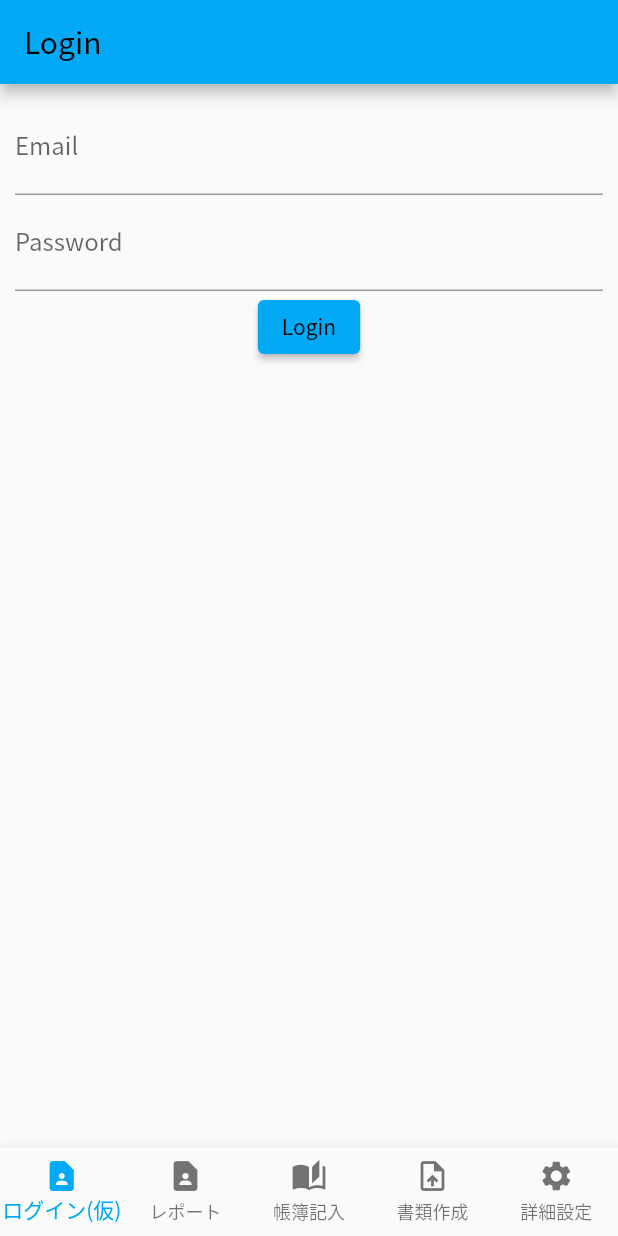
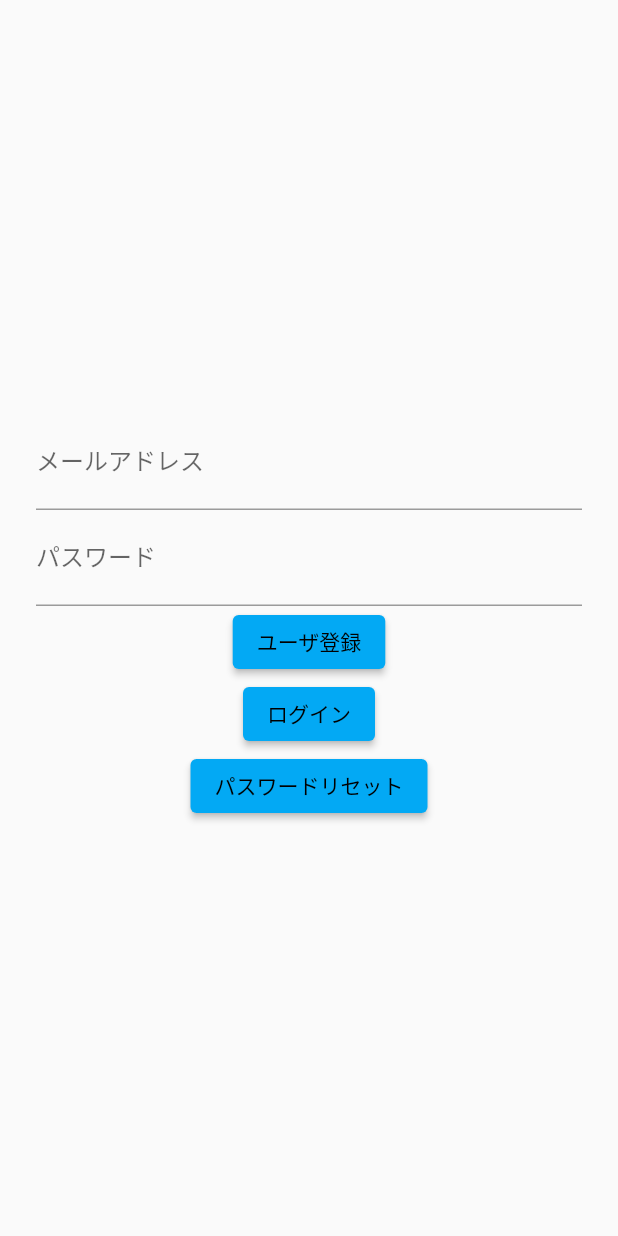
Before and after one commit to U-22-gg/U-22, a Flutter app: the screen it shows after launch, on a phone screen of 412 x 824 dp. Run offline on Flutter 3.47's test engine with Material 2 defaults, Android fonts, the phone set to English and light mode, and no system bars; our stand-ins replace firebase_auth, firebase_core, flutter_riverpod, logger; accounts and stored records are empty.

Commit message:
login commit

```diff
--- /dev/null
+++ b/lib/providers/auth.dart
@@ -0,0 +1,6 @@
+import 'package:flutter_riverpod/flutter_riverpod.dart';
+import 'package:firebase_auth/firebase_auth.dart';
+
+final authStateProvider = StreamProvider<User?>((ref) {
+  return FirebaseAuth.instance.authStateChanges();
+});
--- a/lib/src/app.dart
+++ b/lib/src/app.dart
@@ -1,13 +1,17 @@
+// ignore_for_file: prefer_const_constructors
+
 import 'package:flutter/material.dart';
+import 'package:firebase_auth/firebase_auth.dart';
+import 'screens/login_screen.dart';
 
-import 'screens/login_screen.dart';
 import 'screens/ledger_page.dart';
 import 'screens/report_page.dart';
 import 'screens/make_file.dart';
 import 'screens/advanced_setting.dart';
 
 class MyApp extends StatelessWidget {
-  const MyApp({Key? key}) : super(key: key);
+  final User? user; // Add this
+  const MyApp({Key? key, this.user}) : super(key: key);
 
   @override
   Widget build(BuildContext context) {
@@ -15,7 +19,7 @@ class MyApp extends StatelessWidget {
       title: 'Flutter Demo',
       theme:
           ThemeData(primarySwatch: Colors.lightBlue, fontFamily: 'NotoSansJP'),
-      home: const MyStatefulWidget(),
+      home: user == null ? LoginScreen() : MyStatefulWidget(),
     );
   }
 }
@@ -28,8 +32,7 @@ class MyStatefulWidget extends StatefulWidget {
 }
 
 class _MyStatefulWidgetState extends State<MyStatefulWidget> {
-  static const _screens = [
-    LoginScreen(),
+  static final _screens = [
     ReportPageScreen(),
     LedgerPageScreen(),
     MakeFileScreen(),
@@ -53,8 +56,6 @@ class _MyStatefulWidgetState extends State<MyStatefulWidget> {
           onTap: _onItemTapped,
           items: const <BottomNavigationBarItem>[
             BottomNavigationBarItem(
-                icon: Icon(Icons.contact_page), label: 'ログイン(仮)'),
-            BottomNavigationBarItem(
                 icon: Icon(Icons.contact_page), label: 'レポート'),
             BottomNavigationBarItem(
                 icon: Icon(Icons.auto_stories), label: '帳簿記入'),
--- a/lib/src/screens/login_screen.dart
+++ b/lib/src/screens/login_screen.dart
@@ -1,32 +1,92 @@
 import 'package:flutter/material.dart';
+import 'package:firebase_auth/firebase_auth.dart';
 
-class LoginScreen extends StatelessWidget {
+class LoginScreen extends StatefulWidget {
   const LoginScreen({Key? key}) : super(key: key);
+
+  @override
+  _LoginScreenState createState() => _LoginScreenState();
+}
+
+class _LoginScreenState extends State<LoginScreen> {
+  String _email = '';
+  String _password = '';
 
   @override
   Widget build(BuildContext context) {
     return Scaffold(
-      appBar: AppBar(
-        title: const Text('Login'),
-      ),
-      body: Padding(
-        padding: const EdgeInsets.all(10),
-        child: Column(
-          children: <Widget>[
-            const TextField(
-              decoration: InputDecoration(labelText: 'Email'),
-            ),
-            const TextField(
-              decoration: InputDecoration(labelText: 'Password'),
-              obscureText: true,
-            ),
-            ElevatedButton(
-              child: const Text('Login'),
-              onPressed: () {
-                // Handle login
-              },
-            ),
-          ],
+      body: Center(
+        child: Container(
+          padding: const EdgeInsets.all(24),
+          child: Column(
+            mainAxisAlignment: MainAxisAlignment.center,
+            children: <Widget>[
+              //1行目 メールアドレス入力用テキストフィールド
+              TextField(
+                decoration: const InputDecoration(labelText: 'メールアドレス'),
+                onChanged: (String value) {
+                  setState(() {
+                    _email = value;
+                  });
+                },
+              ),
+              // 2行目 パスワード入力用テキストフィールド
+              TextField(
+                decoration: const InputDecoration(labelText: 'パスワード'),
+                obscureText: true,
+                onChanged: (String value) {
+                  setState(() {
+                    _password = value;
+                  });
+                },
+              ),
+              // 3行目 ユーザ登録ボタン
+              ElevatedButton(
+                child: const Text('ユーザ登録'),
+                onPressed: () async {
+                  try {
+                    final User? user = (await FirebaseAuth.instance
+                            .createUserWithEmailAndPassword(
+                                email: _email, password: _password))
+                        .user;
+                    if (user != null)
+                      print("ユーザー登録しました ${user.email} ,${user.uid}");
+                  } catch (e) {
+                    print(e);
+                  }
+                },
+              ),
+              // 4行目 ログインボタン
+              ElevatedButton(
+                child: const Text('ログイン'),
+                onPressed: () async {
+                  try {
+                    // メール/パスワードでログイン
+                    final User? user = (await FirebaseAuth.instance
+                            .signInWithEmailAndPassword(
+                                email: _email, password: _password))
+                        .user;
+                    if (user != null)
+                      print("ログインしました ${user.email} ,${user.uid}");
+                  } catch (e) {
+                    print(e);
+                  }
+                },
+              ),
+              // 5行目 ログインボタン
+              ElevatedButton(
+                  child: const Text('パスワードリセット'),
+                  onPressed: () async {
+                    try {
+                      await FirebaseAuth.instance
+                          .sendPasswordResetEmail(email: _email);
+                      print("パスワードリセット用のメールを送信しました");
+                    } catch (e) {
+                      print(e);
+                    }
+                  }),
+            ],
+          ),
         ),
       ),
     );
--- a/pubspec.yaml
+++ b/pubspec.yaml
@@ -32,7 +32,9 @@ dependencies:
     sdk: flutter
   firebase_core: ^2.13.1
   firebase_auth: ^4.6.2
+  flutter_riverpod: ^2.3.6
   cupertino_icons: ^1.0.2
+  logger: ^1.1.0
 
 
 dev_dependencies:
```
Also changed, not shown: lib/main.dart (+31 -3 lines), pubspec.lock, 2 other files.
